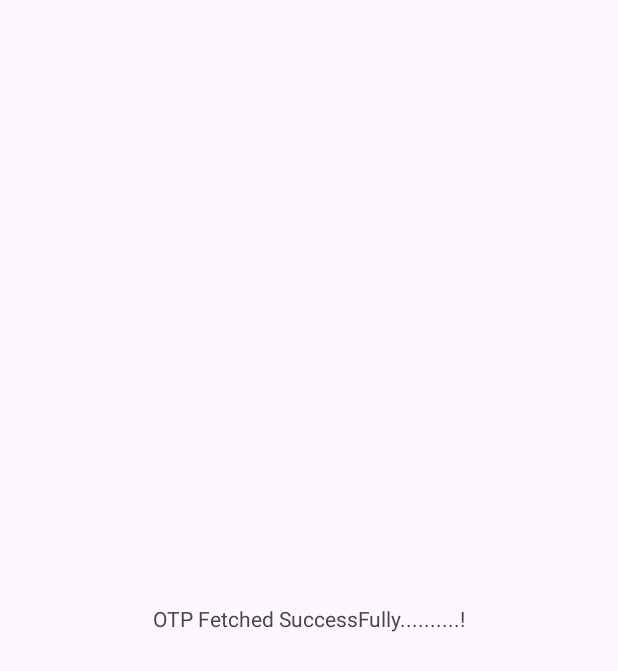
After one commit to SwathiVishwa/Auto_Fetch_OTP, an Android app: the SecondActivity screen opened directly, with no data from a screen before it, on a phone screen of 412 x 824 dp. The commit adds this screen. Shown: the top 671 px of the screen. Run offline under Robolectric (Android 15) with nearby library versions, the phone set to English and light mode, and no system bars.

Commit message:
SMS Auto Fetch

```diff
--- a/app/build.gradle.kts
+++ b/app/build.gradle.kts
@@ -33,6 +33,9 @@ android {
     kotlinOptions {
         jvmTarget = "1.8"
     }
+    buildFeatures{
+        viewBinding = true
+    }
 }
 
 dependencies {
--- /dev/null
+++ b/app/src/main/java/com/app/autofetchotp/SecondActivity.kt
@@ -0,0 +1,11 @@
+package com.app.autofetchotp
+
+import androidx.appcompat.app.AppCompatActivity
+import android.os.Bundle
+
+class SecondActivity : AppCompatActivity() {
+    override fun onCreate(savedInstanceState: Bundle?) {
+        super.onCreate(savedInstanceState)
+        setContentView(R.layout.activity_second)
+    }
+}
--- a/app/src/main/res/layout/activity_main.xml
+++ b/app/src/main/res/layout/activity_main.xml
@@ -26,6 +26,7 @@
         app:layout_constraintTop_toBottomOf="@+id/titleTv" />
 
     <androidx.appcompat.widget.AppCompatButton
+        android:id="@+id/nxtBtn"
         android:layout_width="match_parent"
         android:layout_height="wrap_content"
         android:layout_marginHorizontal="25dp"
--- /dev/null
+++ b/app/src/main/res/layout/activity_second.xml
@@ -0,0 +1,18 @@
+<?xml version="1.0" encoding="utf-8"?>
+<androidx.constraintlayout.widget.ConstraintLayout xmlns:android="http://schemas.android.com/apk/res/android"
+    xmlns:app="http://schemas.android.com/apk/res-auto"
+    xmlns:tools="http://schemas.android.com/tools"
+    android:layout_width="match_parent"
+    android:layout_height="match_parent"
+    tools:context=".SecondActivity">
+
+    <androidx.appcompat.widget.AppCompatTextView
+        android:layout_width="wrap_content"
+        android:layout_height="wrap_content"
+        android:text="OTP Fetched SuccessFully..........!"
+        app:layout_constraintStart_toStartOf="parent"
+        app:layout_constraintEnd_toEndOf="parent"
+        app:layout_constraintTop_toTopOf="parent"
+        app:layout_constraintBottom_toBottomOf="parent"/>
+
+</androidx.constraintlayout.widget.ConstraintLayout>
```
Also changed, not shown: app/src/main/AndroidManifest.xml (+7 -1 lines), app/src/main/java/com/app/autofetchotp/MainActivity.kt (+75 -6 lines), app/src/main/java/com/app/autofetchotp/receiver/SMSBroadcastReceiver.kt (added, +30 -0 lines), app/src/main/java/com/app/autofetchotp/receiver/SMSListener.kt (added, +8 -0 lines), 1 other file.
